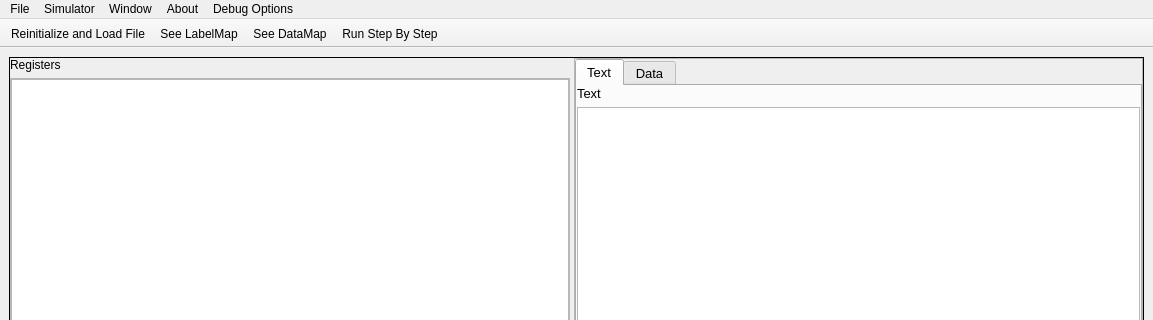
GithinGeorge2k1/CO_MIPS_SIMULATOR, file mainwindow.ui: the form before one commit; both pictures show x 0 to 1153 and y 0 to 320 of the 1153 by 632 pixel window.
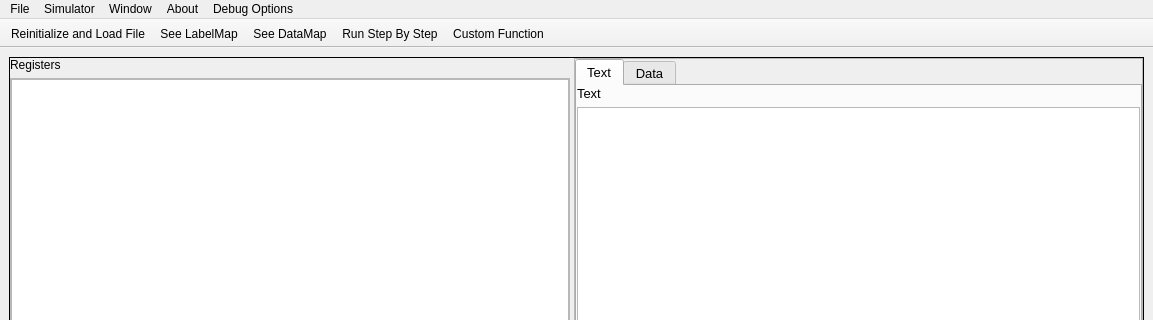
The form after the commit.

```diff
--- a/mainwindow.ui
+++ b/mainwindow.ui
@@ -285,6 +285,7 @@
    <addaction name="actionSee_LabelMap"/>
    <addaction name="actionSee_DataMap"/>
    <addaction name="actionRun_Step_By_Step"/>
+   <addaction name="actionCustom_Function"/>
   </widget>
   <action name="actionReinitialize_and_Load_File">
    <property name="text">
@@ -356,6 +357,11 @@
     <string>Run Step By Step</string>
    </property>
   </action>
+  <action name="actionCustom_Function">
+   <property name="text">
+    <string>Custom Function</string>
+   </property>
+  </action>
  </widget>
  <resources/>
  <connections/>
```
Left out of the diff: 1 changed line with no effect on the pictures.
